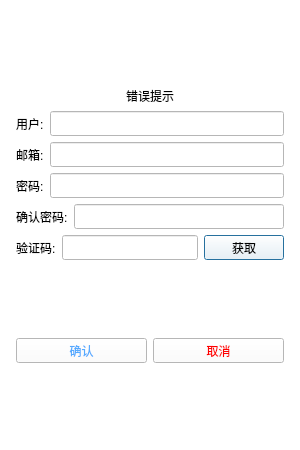
This is client/QmsrChat/registerdialog.ui in msrnnnnn/msrChat as Qt 5 draws it before an edit. The edited form follows.
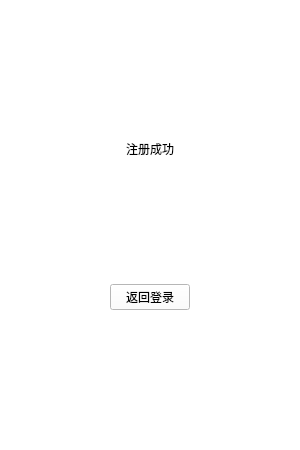
This is the edited form. The open tabs and pages were chosen to show the change. Custom widgets are drawn as their Qt base class.

Diff of the .ui file:
```diff
--- a/client/QmsrChat/registerdialog.ui
+++ b/client/QmsrChat/registerdialog.ui
@@ -30,6 +30,11 @@
   </property>
   <layout class="QVBoxLayout" name="verticalLayout_2">
    <item>
+   <widget class="QStackedWidget" name="stackedWidget">
+    <property name="currentIndex">
+     <number>0</number>
+    </property>
+    <widget class="QWidget" name="page_1">
     <layout class="QVBoxLayout" name="verticalLayout">
      <property name="leftMargin">
       <number>5</number>
@@ -361,9 +366,113 @@
       </spacer>
      </item>
     </layout>
-   </item>
-  </layout>
- </widget>
+   </widget>
+   <widget class="QWidget" name="page_2">
+    <layout class="QVBoxLayout" name="verticalLayout_tip">
+     <item>
+      <spacer name="verticalSpacer_tip_1">
+       <property name="orientation">
+        <enum>Qt::Orientation::Vertical</enum>
+       </property>
+       <property name="sizeHint" stdset="0">
+        <size>
+         <width>20</width>
+         <height>80</height>
+        </size>
+       </property>
+      </spacer>
+     </item>
+     <item>
+      <widget class="QLabel" name="tip_lb">
+       <property name="text">
+        <string>注册成功</string>
+       </property>
+       <property name="alignment">
+        <set>Qt::AlignmentFlag::AlignCenter</set>
+       </property>
+      </widget>
+     </item>
+     <item>
+      <spacer name="verticalSpacer_tip_2">
+       <property name="orientation">
+        <enum>Qt::Orientation::Vertical</enum>
+       </property>
+       <property name="sizeHint" stdset="0">
+        <size>
+         <width>20</width>
+         <height>40</height>
+        </size>
+       </property>
+      </spacer>
+     </item>
+     <item>
+      <layout class="QHBoxLayout" name="horizontalLayout_tip">
+       <item>
+        <spacer name="horizontalSpacer_tip_1">
+         <property name="orientation">
+          <enum>Qt::Orientation::Horizontal</enum>
+         </property>
+         <property name="sizeHint" stdset="0">
+          <size>
+           <width>40</width>
+           <height>20</height>
+          </size>
+         </property>
+        </spacer>
+       </item>
+       <item>
+        <widget class="QPushButton" name="return_btn">
+         <property name="text">
+          <string>返回登录</string>
+         </property>
+        </widget>
+       </item>
+       <item>
+        <spacer name="horizontalSpacer_tip_2">
+         <property name="orientation">
+          <enum>Qt::Orientation::Horizontal</enum>
+         </property>
+         <property name="sizeHint" stdset="0">
+          <size>
+           <width>40</width>
+           <height>20</height>
+          </size>
+         </property>
+        </spacer>
+       </item>
+      </layout>
+     </item>
+     <item>
+      <spacer name="verticalSpacer_tip_3">
+       <property name="orientation">
+        <enum>Qt::Orientation::Vertical</enum>
+       </property>
+       <property name="sizeHint" stdset="0">
+        <size>
+         <width>20</width>
+         <height>80</height>
+        </size>
+       </property>
+      </spacer>
+     </item>
+    </layout>
+   </widget>
+  </widget>
+ </item>
+ </layout>
+ </widget>
+ <customwidgets>
+  <customwidget>
+   <class>TimerBtn</class>
+   <extends>QPushButton</extends>
+   <header>timerbtn.h</header>
+  </customwidget>
+  <customwidget>
+   <class>ClickedLabel</class>
+   <extends>QLabel</extends>
+   <header>clickedlabel.h</header>
+  </customwidget>
+ </customwidgets>
  <resources/>
  <connections/>
 </ui>
```
Left out of the diff: 46 changed lines with no effect on the pictures. Lines whose indentation alone changed are shown as unchanged.
